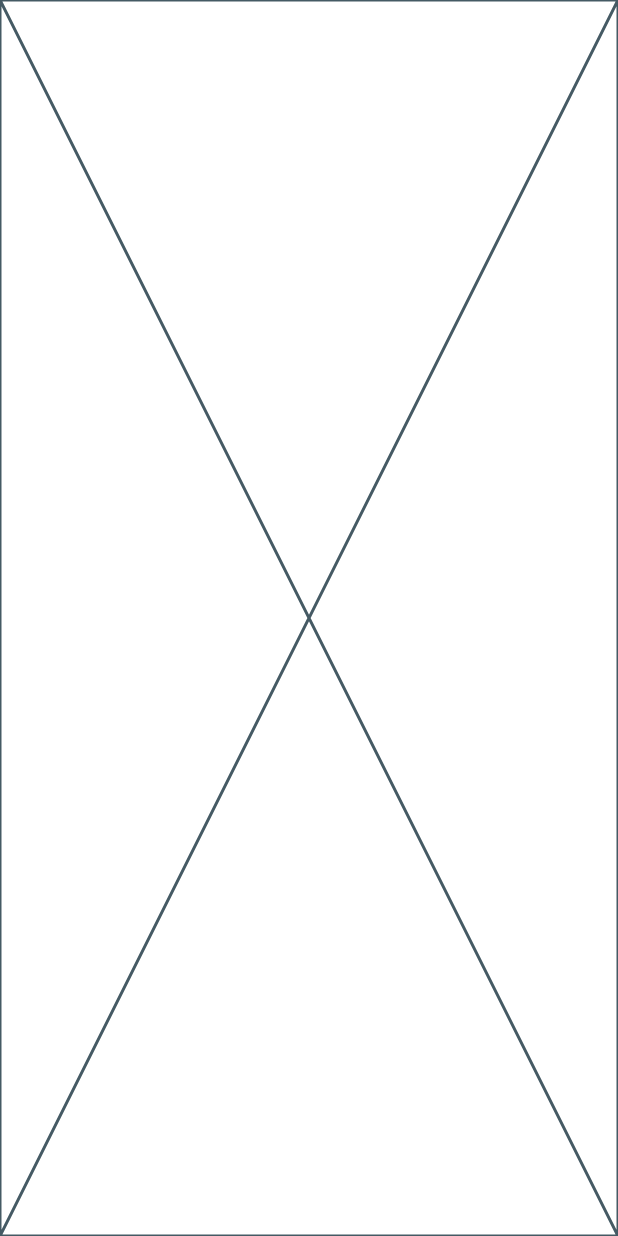
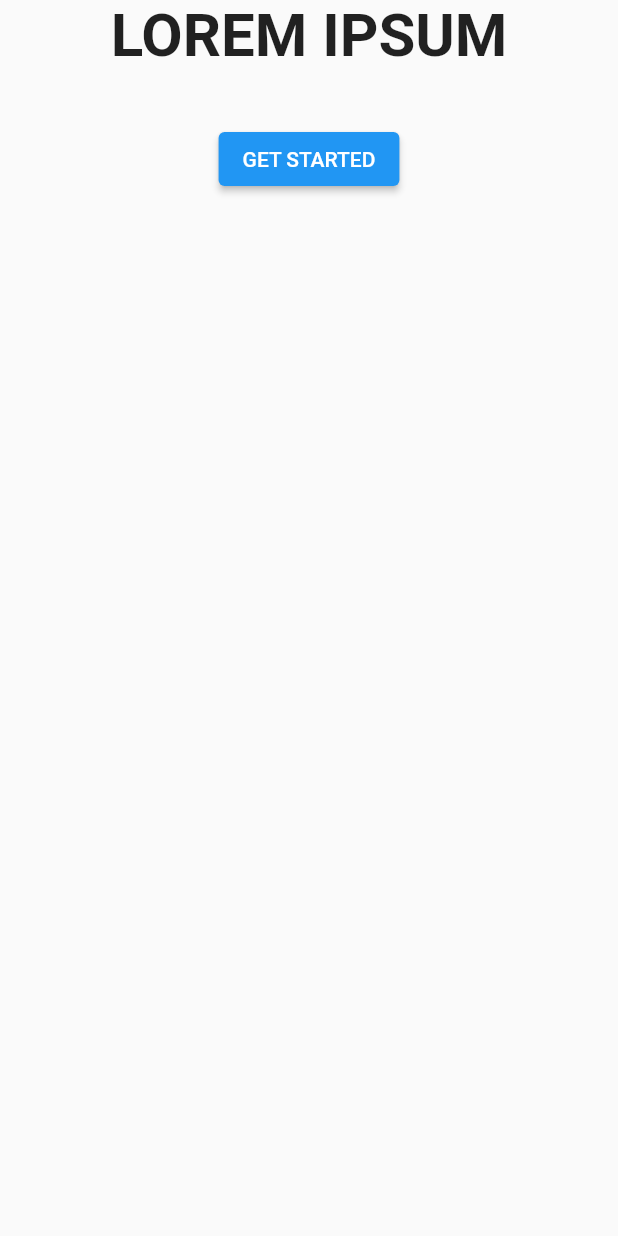
Before and after one commit to realino98/flutter_recycle, a Flutter app: the screen it shows after launch, on a phone screen of 412 x 824 dp. Run offline on Flutter 3.47's test engine with Material 2 defaults, Android fonts, the phone set to English and light mode, and no system bars; Roboto replaces fonts that are missing (Hind).

Commit message:
BR : Added Start Page and Sign In Page

```diff
--- a/lib/main.dart
+++ b/lib/main.dart
@@ -10,7 +10,23 @@ class MainApp extends StatelessWidget {
 
   @override
   Widget build(BuildContext context) {
-    return const MaterialApp(
+    return MaterialApp(
+      theme: ThemeData(
+        // Define the default brightness and colors.
+        // brightness: Brightness.dark,
+        primaryColor: Colors.lightGreen,
+
+        // Define the default font family.
+
+        // Define the default `TextTheme`. Use this to specify the default
+        // text styling for headlines, titles, bodies of text, and more.
+        textTheme: TextTheme(
+          displayLarge: TextStyle(fontSize: 72, fontWeight: FontWeight.bold),
+          titleLarge: TextStyle(fontSize: 36, fontStyle: FontStyle.italic),
+          bodyMedium: TextStyle(fontSize: 14, fontFamily: 'Hind'),
+        ),
+      ),
+      debugShowCheckedModeBanner: false,
       home: StartPage(),
     );
   }
--- a/lib/pages/start_page.dart
+++ b/lib/pages/start_page.dart
@@ -1,10 +1,35 @@
 import 'package:flutter/material.dart';
+import 'package:flutter_recycle/pages/signin_page.dart';
 
 class StartPage extends StatelessWidget {
   const StartPage({super.key});
 
   @override
   Widget build(BuildContext context) {
-    return const Placeholder();
+    return Scaffold(
+      body: Container(
+        child: Center(
+          child: Column(
+            children: [
+              Text(
+                "LOREM IPSUM",
+                style: TextStyle(fontWeight: FontWeight.bold, fontSize: 40),
+              ),
+              SizedBox(height: 35),
+              ElevatedButton(
+                onPressed: () {
+                  Navigator.of(context).push(
+                    MaterialPageRoute(
+                      builder: (context) => SignInPage(),
+                    ),
+                  );
+                },
+                child: Text("GET STARTED"),
+              ),
+            ],
+          ),
+        ),
+      ),
+    );
   }
 }
```
Also changed, not shown: lib/pages/signin_page.dart (added, +96 -0 lines).
